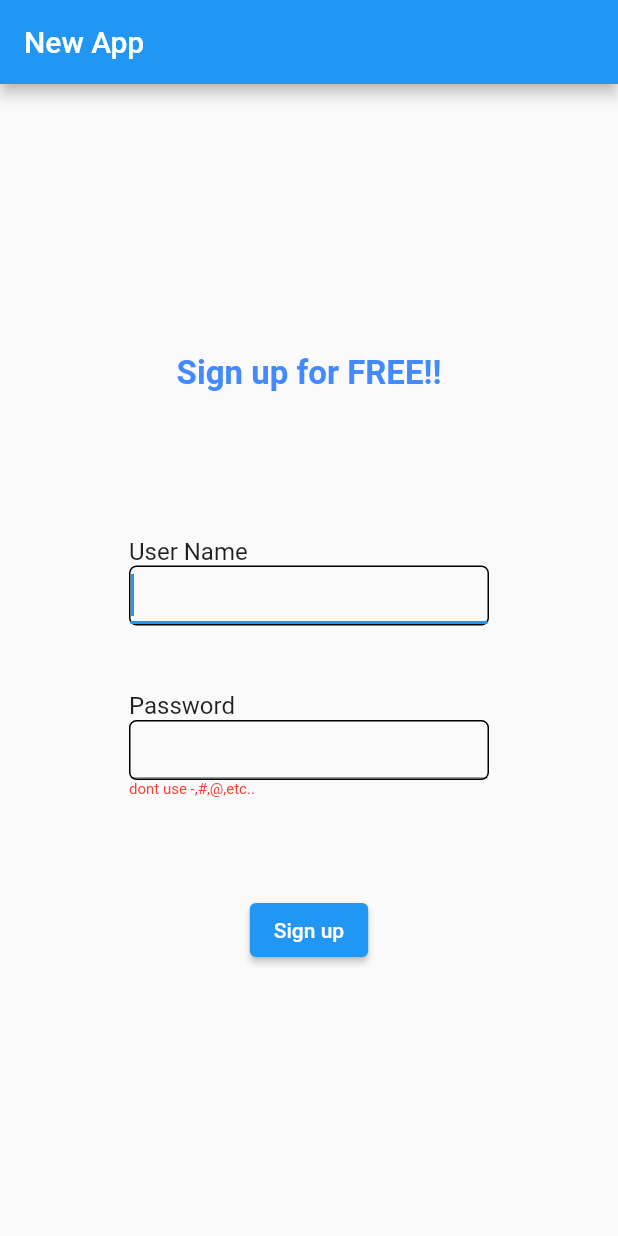
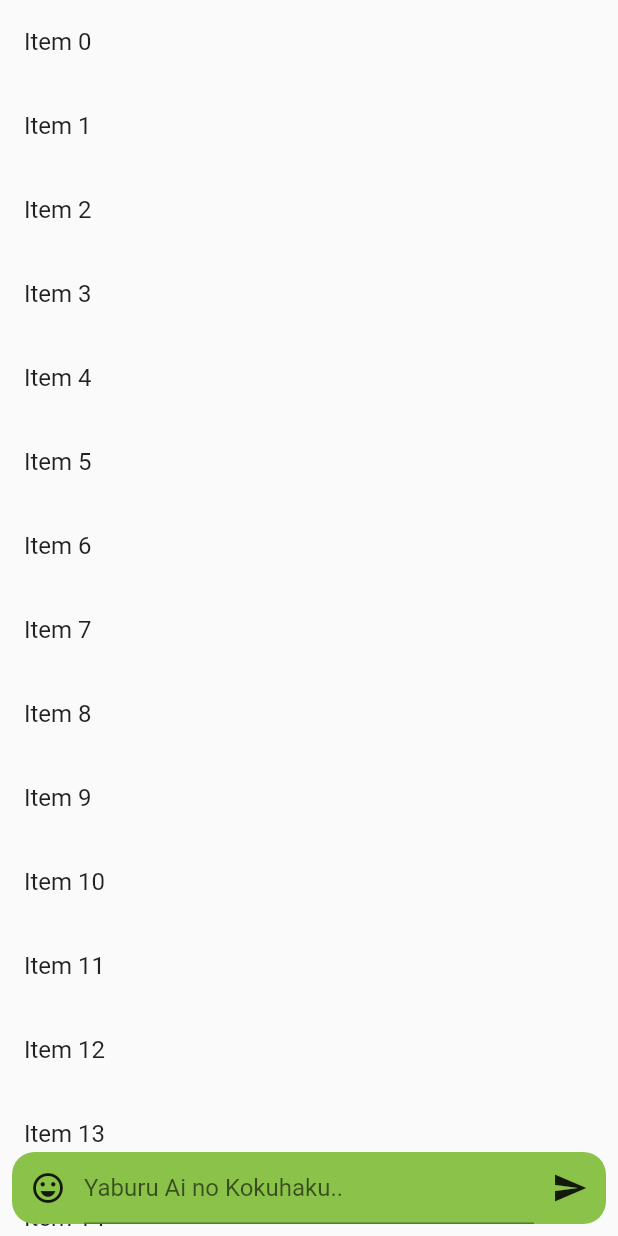
Before and after one commit to abualmun/news_app, a Flutter app: the screen it shows after launch, on a phone screen of 412 x 824 dp. Run offline on Flutter 3.47's test engine with Material 2 defaults, Android fonts, the phone set to English and light mode, and no system bars; our stand-ins replace sqflite; missing offline and left inert: dart:js; accounts and stored records are empty.

Commit message:
chat TextField done

```diff
--- a/lib/custom.dart
+++ b/lib/custom.dart
@@ -1,7 +1,9 @@
+import 'dart:ui';
+
 import 'package:flutter/material.dart';
 
 Container textBox(String _text, TextEditingController _controller,
-    String _error, BuildContext context) {
+    String _error, bool _hideCharacters) {
   return Container(
     width: 240,
     child: Column(
@@ -20,9 +22,10 @@ Container textBox(String _text, TextEditingController _controller,
               borderRadius: BorderRadius.circular(5),
               border: Border.all(color: Colors.black)),
           child: TextField(
-
+            obscuringCharacter: '*',
+            obscureText: _hideCharacters,
             autofocus: true,
-            style: TextStyle(fontSize: 24),
+            style: TextStyle(fontSize: 16),
             controller: _controller,
           ),
         ),
@@ -34,3 +37,36 @@ Container textBox(String _text, TextEditingController _controller,
     ),
   );
 }
+
+ConstrainedBox bottomBar(TextEditingController _controller) {
+  return ConstrainedBox(
+    constraints: BoxConstraints(minHeight: 40),
+    child: Wrap(children: [
+      Container(
+        alignment: Alignment.topCenter,
+        decoration: BoxDecoration(
+            color: Colors.lightGreen,
+            border: Border(),
+            borderRadius: BorderRadius.horizontal(
+                left: Radius.circular(15), right: Radius.circular(15))),
+        margin: EdgeInsets.all(8),
+        child: Row(
+          crossAxisAlignment: CrossAxisAlignment.end,
+          children: [
+            IconButton(
+                onPressed: () {}, icon: Icon(Icons.emoji_emotions_outlined)),
+            Expanded(
+                child: TextField(
+              selectionHeightStyle: BoxHeightStyle.max,
+              maxLines: null,
+              minLines: null,
+              controller: _controller,
+              decoration: InputDecoration(hintText: 'Yaburu Ai no Kokuhaku..'),
+            )),
+            IconButton(onPressed: () {}, icon: Icon(Icons.send))
+          ],
+        ),
+      ),
+    ]),
+  );
+}
--- a/lib/main.dart
+++ b/lib/main.dart
@@ -1,81 +1,51 @@
+import 'dart:js';
+import 'package:http/http.dart' as http;
+import 'package:http/http.dart';
 import 'package:flutter/material.dart';
 import 'package:flutter/services.dart';
 import 'package:news/custom.dart';
+import 'package:news/signup.dart';
+
+import 'login.dart';
 
 void main(List<String> args) {
-  runApp(MyApp());
+  runApp(MaterialApp(
+    initialRoute: '/',
+    routes: {
+      '/': (context) => Home(),
+      '/login': (context) => Login(),
+      '/signup': (context) => Signup()
+    },
+  ));
 }
 
-class MyApp extends StatefulWidget {
+class Home extends StatefulWidget {
   @override
-  _MyAppState createState() => _MyAppState();
+  _HomeState createState() => _HomeState();
 }
 
-class _MyAppState extends State<MyApp> {
-  TextEditingController _usernameController = TextEditingController();
-  TextEditingController _passwordController = TextEditingController();
-  String _usernameError = "";
-  String _passwordError = "dont use -,#,@,etc..";
+class _HomeState extends State<Home> {
+  final items = List<String>.generate(30, (i) => "Item $i");
+
+  var _textController = TextEditingController();
 
   @override
   Widget build(BuildContext context) {
-    return MaterialApp(
-      home: Scaffold(
-        appBar: AppBar(
-          title: Text("New App"),
+    return Scaffold(
+      body: Stack(children: [
+        ListView.builder(
+          itemCount: items.length,
+          itemBuilder: (context, index) {
+            return ListTile(
+              title: Text(items[index]),
+            );
+          },
         ),
-        body: Center(
-          child: Column(
-            crossAxisAlignment: CrossAxisAlignment.center,
-            mainAxisAlignment: MainAxisAlignment.center,
-            children: [
-              Text(
-                "Sign up for FREE!!",
-                textAlign: TextAlign.end,
-                style: TextStyle(
-                    color: Colors.blueAccent,
-                    fontSize: 22,
-                    fontWeight: FontWeight.bold),
-              ),
-              SizedBox(
-                height: 96,
-              ),
-              textBox(
-                  "User Name", _usernameController, _usernameError, context),
-              SizedBox(
-                height: 32,
-              ),
-              textBox("Password", _passwordController, _passwordError, context),
-              SizedBox(
-                height: 64,
-              ),
-              ElevatedButton(
-                  onPressed: () {
-                    if (_usernameController.text.isNotEmpty &&
-                        _passwordController.text.length >= 8) {
-                      print('user name: ${_usernameController.text}' +
-                          '\n' +
-                          'Password : ${_passwordController.text}');
-
-                      setState(() {
-                        _usernameError = "";
-                        _passwordError = "dont use -,#,@,etc..";
-                      });
-                    } else if (_usernameController.text.isEmpty) {
-                      setState(() {
-                        _usernameError = "Enter a username!";
-                      });
-                    } else if (_passwordController.text.length <= 8) {
-                      setState(() {
-                        _passwordError = "Password too short!";
-                      });
-                    }
-                  },
-                  child: Text('Sign up'))
-            ],
-          ),
+        Align(
+          alignment: Alignment.bottomCenter,
+          child: bottomBar(_textController),
         ),
-      ),
+      ]),
     );
   }
 }
--- /dev/null
+++ b/lib/signup.dart
@@ -0,0 +1,80 @@
+
+
+
+import 'package:flutter/cupertino.dart';
+import 'package:flutter/material.dart';
+
+import 'custom.dart';
+
+class Signup extends StatefulWidget {
+  @override
+  _SignupState createState() => _SignupState();
+}
+
+class _SignupState extends State<Signup> {
+  TextEditingController _usernameController = TextEditingController();
+  TextEditingController _passwordController = TextEditingController();
+  String _usernameError = "";
+  String _passwordError = "dont use -,#,@,etc..";
+
+  @override
+  Widget build(BuildContext context) {
+    return MaterialApp(
+      home: Scaffold(
+        appBar: AppBar(
+          title: Text("New App"),
+        ),
+        body: Center(
+          child: Column(
+            crossAxisAlignment: CrossAxisAlignment.center,
+            mainAxisAlignment: MainAxisAlignment.center,
+            children: [
+              Text(
+                "Sign up for FREE!!",
+                textAlign: TextAlign.end,
+                style: TextStyle(
+                    color: Colors.blueAccent,
+                    fontSize: 22,
+                    fontWeight: FontWeight.bold),
+              ),
+              SizedBox(
+                height: 96,
+              ),
+              textBox("Username", _usernameController, _usernameError, false),
+              SizedBox(
+                height: 32,
+              ),
+              textBox("Password", _passwordController, _passwordError, true),
+              SizedBox(
+                height: 64,
+              ),
+              ElevatedButton(
+                  onPressed: () {
+                    if (_usernameController.text.isNotEmpty &&
+                        _passwordController.text.length >= 8) {
+                      print('username: ${_usernameController.text}' +
+                          '\n' +
+                          'Password : ${_passwordController.text}');
+
+                      setState(() {
+                        _usernameError = "";
+                        _passwordError = "dont use -,#,@,etc..";
+                      });
+                    } else if (_usernameController.text.isEmpty) {
+                      setState(() {
+                        _usernameError = "Enter a username!";
+                      });
+                    } else if (_passwordController.text.length <= 8) {
+                      setState(() {
+                        _passwordError = "Password too short!";
+                      });
+                    }
+                  },
+                  child: Text('Sign up'))
+            ],
+          ),
+        ),
+      ),
+    );
+  }
+}
--- a/pubspec.yaml
+++ b/pubspec.yaml
@@ -23,6 +23,10 @@ environment:
 dependencies:
   flutter:
     sdk: flutter
+  sqflite:
+  path:
+  http:
+
 
 
   # The following adds the Cupertino Icons font to your application.
```
Also changed, not shown: lib/login.dart (added, +16 -0 lines), lib/requirer.dart (added, +25 -0 lines), pubspec.lock.
